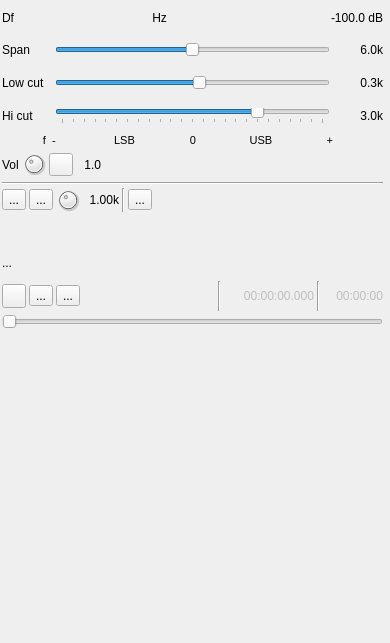
Qt form plugins/channeltx/modfreedv/freedvmodgui.ui (f4exb/sdrangel) before a commit.
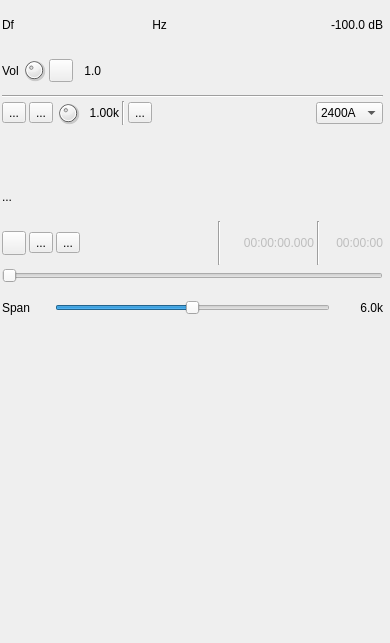
The same form after that commit. Icons and pictures are not drawn. Custom widgets are drawn as their Qt base class.

Commit message: FreeDV modulator: implemented set FreeDV mode setting

The edit to the form file:
```diff
--- a/plugins/channeltx/modfreedv/freedvmodgui.ui
+++ b/plugins/channeltx/modfreedv/freedvmodgui.ui
@@ -165,383 +165,6 @@
       </item>
      </layout>
     </item>
-    <item>
-     <layout class="QHBoxLayout" name="spanLayout">
-      <item>
-       <widget class="QLabel" name="spanLabel">
-        <property name="minimumSize">
-         <size>
-          <width>50</width>
-          <height>0</height>
-         </size>
-        </property>
-        <property name="maximumSize">
-         <size>
-          <width>50</width>
-          <height>16777215</height>
-         </size>
-        </property>
-        <property name="text">
-         <string>Span</string>
-        </property>
-       </widget>
-      </item>
-      <item>
-       <widget class="QSlider" name="spanLog2">
-        <property name="toolTip">
-         <string>Spectrum display  frequency span</string>
-        </property>
-        <property name="minimum">
-         <number>0</number>
-        </property>
-        <property name="maximum">
-         <number>4</number>
-        </property>
-        <property name="pageStep">
-         <number>1</number>
-        </property>
-        <property name="value">
-         <number>2</number>
-        </property>
-        <property name="sliderPosition">
-         <number>2</number>
-        </property>
-        <property name="orientation">
-         <enum>Qt::Horizontal</enum>
-        </property>
-        <property name="invertedAppearance">
-         <bool>false</bool>
-        </property>
-        <property name="invertedControls">
-         <bool>false</bool>
-        </property>
-       </widget>
-      </item>
-      <item>
-       <widget class="QLabel" name="spanText">
-        <property name="minimumSize">
-         <size>
-          <width>50</width>
-          <height>0</height>
-         </size>
-        </property>
-        <property name="maximumSize">
-         <size>
-          <width>50</width>
-          <height>16777215</height>
-         </size>
-        </property>
-        <property name="text">
-         <string>6.0k</string>
-        </property>
-        <property name="alignment">
-         <set>Qt::AlignRight|Qt::AlignTrailing|Qt::AlignVCenter</set>
-        </property>
-       </widget>
-      </item>
-     </layout>
-    </item>
-    <item>
-     <layout class="QHBoxLayout" name="lowCutLayout">
-      <item>
-       <widget class="QLabel" name="lowCutLabel">
-        <property name="minimumSize">
-         <size>
-          <width>50</width>
-          <height>0</height>
-         </size>
-        </property>
-        <property name="maximumSize">
-         <size>
-          <width>50</width>
-          <height>16777215</height>
-         </size>
-        </property>
-        <property name="text">
-         <string>Low cut</string>
-        </property>
-       </widget>
-      </item>
-      <item>
-       <widget class="TickedSlider" name="lowCut">
-        <property name="maximumSize">
-         <size>
-          <width>16777215</width>
-          <height>16</height>
-         </size>
-        </property>
-        <property name="toolTip">
-         <string>Highpass filter cutoff frequency (SSB)</string>
-        </property>
-        <property name="minimum">
-         <number>-60</number>
-        </property>
-        <property name="maximum">
-         <number>60</number>
-        </property>
-        <property name="pageStep">
-         <number>1</number>
-        </property>
-        <property name="value">
-         <number>3</number>
-        </property>
-        <property name="orientation">
-         <enum>Qt::Horizontal</enum>
-        </property>
-        <property name="tickPosition">
-         <enum>QSlider::NoTicks</enum>
-        </property>
-        <property name="tickInterval">
-         <number>5</number>
-        </property>
-       </widget>
-      </item>
-      <item>
-       <widget class="QLabel" name="lowCutText">
-        <property name="minimumSize">
-         <size>
-          <width>50</width>
-          <height>0</height>
-         </size>
-        </property>
-        <property name="maximumSize">
-         <size>
-          <width>50</width>
-          <height>16777215</height>
-         </size>
-        </property>
-        <property name="text">
-         <string>0.3k</string>
-        </property>
-        <property name="alignment">
-         <set>Qt::AlignRight|Qt::AlignTrailing|Qt::AlignVCenter</set>
-        </property>
-       </widget>
-      </item>
-     </layout>
-    </item>
-    <item>
-     <layout class="QHBoxLayout" name="bqndwidthLayout">
-      <item>
-       <widget class="QLabel" name="BWLabel">
-        <property name="minimumSize">
-         <size>
-          <width>50</width>
-          <height>0</height>
-         </size>
-        </property>
-        <property name="maximumSize">
-         <size>
-          <width>50</width>
-          <height>16777215</height>
-         </size>
-        </property>
-        <property name="text">
-         <string>Hi cut</string>
-        </property>
-       </widget>
-      </item>
-      <item>
-       <widget class="TickedSlider" name="BW">
-        <property name="maximumSize">
-         <size>
-          <width>16777215</width>
-          <height>16</height>
-         </size>
-        </property>
-        <property name="toolTip">
-         <string>Lowpass filter cutoff frequency</string>
-        </property>
-        <property name="minimum">
-         <number>-60</number>
-        </property>
-        <property name="maximum">
-         <number>60</number>
-        </property>
-        <property name="pageStep">
-         <number>1</number>
-        </property>
-        <property name="value">
-         <number>30</number>
-        </property>
-        <property name="orientation">
-         <enum>Qt::Horizontal</enum>
-        </property>
-        <property name="tickPosition">
-         <enum>QSlider::TicksBelow</enum>
-        </property>
-        <property name="tickInterval">
-         <number>5</number>
-        </property>
-       </widget>
-      </item>
-      <item>
-       <widget class="QLabel" name="BWText">
-        <property name="minimumSize">
-         <size>
-          <width>50</width>
-          <height>0</height>
-         </size>
-        </property>
-        <property name="maximumSize">
-         <size>
-          <width>50</width>
-          <height>16777215</height>
-         </size>
-        </property>
-        <property name="text">
-         <string>3.0k</string>
-        </property>
-        <property name="alignment">
-         <set>Qt::AlignRight|Qt::AlignTrailing|Qt::AlignVCenter</set>
-        </property>
-       </widget>
-      </item>
-     </layout>
-    </item>
-    <item>
-     <layout class="QHBoxLayout" name="scaleLayout">
-      <property name="spacing">
-       <number>0</number>
-      </property>
-      <item>
-       <widget class="QLabel" name="scalePadLeft">
-        <property name="minimumSize">
-         <size>
-          <width>50</width>
-          <height>0</height>
-         </size>
-        </property>
-        <property name="maximumSize">
-         <size>
-          <width>50</width>
-          <height>10</height>
-         </size>
-        </property>
-        <property name="font">
-         <font>
-          <pointsize>8</pointsize>
-         </font>
-        </property>
-        <property name="text">
-         <string>f  </string>
-        </property>
-        <property name="alignment">
-         <set>Qt::AlignRight|Qt::AlignTrailing|Qt::AlignVCenter</set>
-        </property>
-       </widget>
-      </item>
-      <item>
-       <widget class="QLabel" name="scaleMinus">
-        <property name="maximumSize">
-         <size>
-          <width>10</width>
-          <height>10</height>
-         </size>
-        </property>
-        <property name="font">
-         <font>
-          <pointsize>8</pointsize>
-         </font>
-        </property>
-        <property name="text">
-         <string>-</string>
-        </property>
-       </widget>
-      </item>
-      <item>
-       <widget class="QLabel" name="lsbLabel">
-        <property name="font">
-         <font>
-          <pointsize>8</pointsize>
-         </font>
-        </property>
-        <property name="text">
-         <string>LSB</string>
-        </property>
-        <property name="alignment">
-         <set>Qt::AlignCenter</set>
-        </property>
-       </widget>
-      </item>
-      <item>
-       <widget class="QLabel" name="scaleCenter">
-        <property name="maximumSize">
-         <size>
-          <width>12</width>
-          <height>10</height>
-         </size>
-        </property>
-        <property name="font">
-         <font>
-          <pointsize>8</pointsize>
-         </font>
-        </property>
-        <property name="text">
-         <string>0</string>
-        </property>
-        <property name="alignment">
-         <set>Qt::AlignCenter</set>
-        </property>
-       </widget>
-      </item>
-      <item>
-       <widget class="QLabel" name="usbLabel">
-        <property name="font">
-         <font>
-          <pointsize>8</pointsize>
-         </font>
-        </property>
-        <property name="text">
-         <string>USB</string>
-        </property>
-        <property name="alignment">
-         <set>Qt::AlignCenter</set>
-        </property>
-       </widget>
-      </item>
-      <item>
-       <widget class="QLabel" name="scalePlus">
-        <property name="maximumSize">
-         <size>
-          <width>10</width>
-          <height>10</height>
-         </size>
-        </property>
-        <property name="font">
-         <font>
-          <pointsize>8</pointsize>
-         </font>
-        </property>
-        <property name="text">
-         <string>+</string>
-        </property>
-        <property name="alignment">
-         <set>Qt::AlignRight|Qt::AlignTrailing|Qt::AlignVCenter</set>
-        </property>
-       </widget>
-      </item>
-      <item>
-       <widget class="QLabel" name="scalePadRight">
-        <property name="minimumSize">
-         <size>
-          <width>50</width>
-          <height>0</height>
-         </size>
-        </property>
-        <property name="maximumSize">
-         <size>
-          <width>50</width>
-          <height>10</height>
-         </size>
-        </property>
-        <property name="text">
-         <string/>
-        </property>
-       </widget>
-      </item>
-     </layout>
-    </item>
     <item>
      <layout class="QHBoxLayout" name="volumeLayout">
       <item>
@@ -752,6 +375,33 @@
         </property>
        </spacer>
       </item>
+      <item>
+       <widget class="QComboBox" name="freeDVMode">
+        <property name="toolTip">
+         <string>FreeDV mode</string>
+        </property>
+        <item>
+         <property name="text">
+          <string>2400A</string>
+         </property>
+        </item>
+        <item>
+         <property name="text">
+          <string>1600</string>
+         </property>
+        </item>
+        <item>
+         <property name="text">
+          <string>800XA</string>
+         </property>
+        </item>
+        <item>
+         <property name="text">
+          <string>700D</string>
+         </property>
+        </item>
+       </widget>
+      </item>
      </layout>
     </item>
     <item>
@@ -927,6 +577,82 @@
       </item>
      </layout>
     </item>
+    <item>
+     <layout class="QHBoxLayout" name="spanLayout">
+      <item>
+       <widget class="QLabel" name="spanLabel">
+        <property name="minimumSize">
+         <size>
+          <width>50</width>
+          <height>0</height>
+         </size>
+        </property>
+        <property name="maximumSize">
+         <size>
+          <width>50</width>
+          <height>16777215</height>
+         </size>
+        </property>
+        <property name="text">
+         <string>Span</string>
+        </property>
+       </widget>
+      </item>
+      <item>
+       <widget class="QSlider" name="spanLog2">
+        <property name="toolTip">
+         <string>Spectrum display  frequency span</string>
+        </property>
+        <property name="minimum">
+         <number>0</number>
+        </property>
+        <property name="maximum">
+         <number>4</number>
+        </property>
+        <property name="pageStep">
+         <number>1</number>
+        </property>
+        <property name="value">
+         <number>2</number>
+        </property>
+        <property name="sliderPosition">
+         <number>2</number>
+        </property>
+        <property name="orientation">
+         <enum>Qt::Horizontal</enum>
+        </property>
+        <property name="invertedAppearance">
+         <bool>false</bool>
+        </property>
+        <property name="invertedControls">
+         <bool>false</bool>
+        </property>
+       </widget>
+      </item>
+      <item>
+       <widget class="QLabel" name="spanText">
+        <property name="minimumSize">
+         <size>
+          <width>50</width>
+          <height>0</height>
+         </size>
+        </property>
+        <property name="maximumSize">
+         <size>
+          <width>50</width>
+          <height>16777215</height>
+         </size>
+        </property>
+        <property name="text">
+         <string>6.0k</string>
+        </property>
+        <property name="alignment">
+         <set>Qt::AlignRight|Qt::AlignTrailing|Qt::AlignVCenter</set>
+        </property>
+       </widget>
+      </item>
+     </layout>
+    </item>
    </layout>
   </widget>
   <widget class="QWidget" name="spectrumContainer" native="true">
@@ -1021,11 +747,6 @@
    <header>gui/valuedialz.h</header>
    <container>1</container>
   </customwidget>
-  <customwidget>
-   <class>TickedSlider</class>
-   <extends>QSlider</extends>
-   <header>gui/tickedslider.h</header>
-  </customwidget>
  </customwidgets>
  <resources>
   <include location="../../../sdrgui/resources/res.qrc"/>
```
The commit also changes 12 other files.
